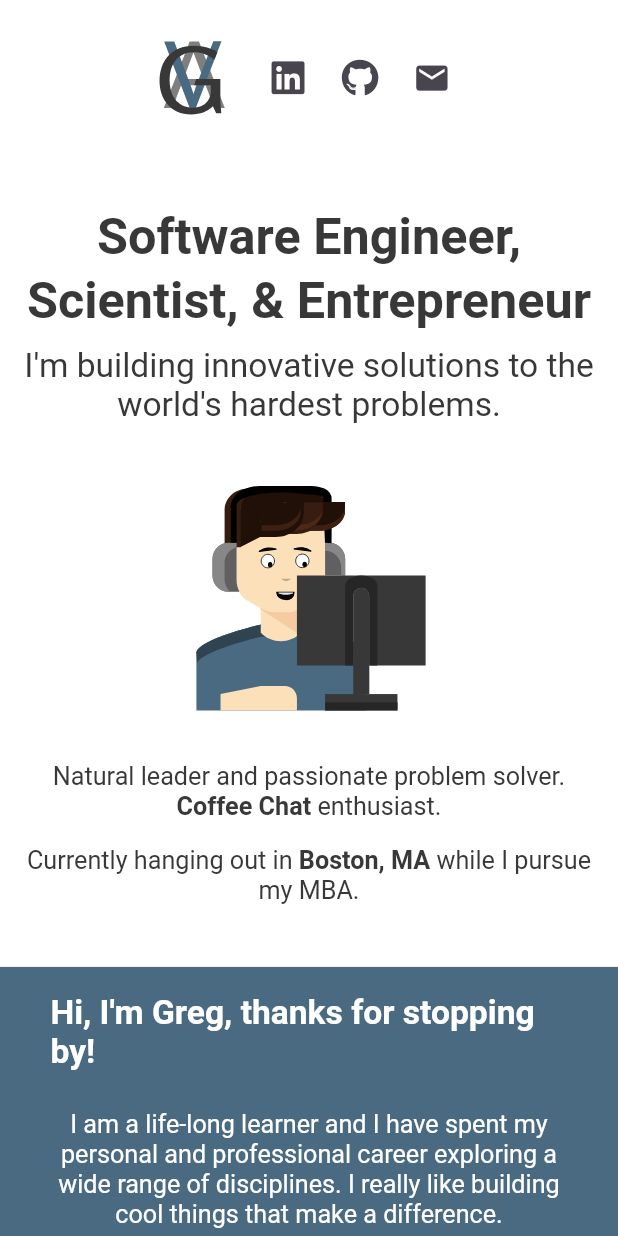
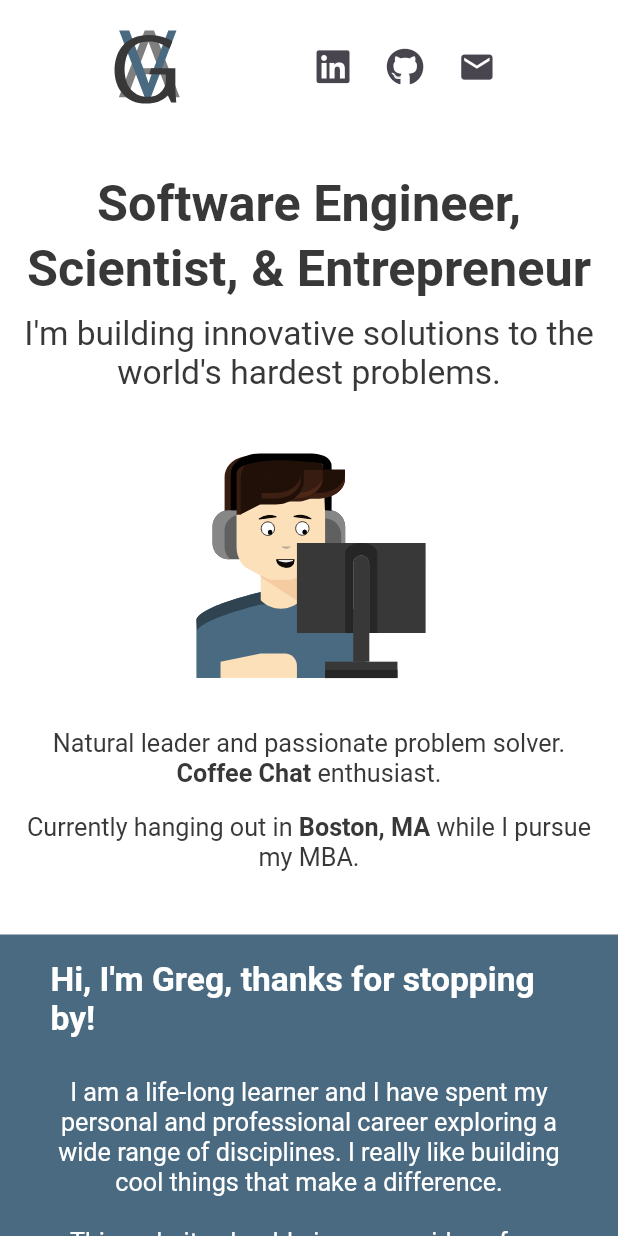
Before and after one commit to gavanaken/gavanaken.github.io, a Flutter app: the screen it shows after launch, on a phone screen of 412 x 824 dp. Run offline on Flutter 3.47's test engine with Material 3 defaults, Android fonts, the light colour scheme and no system bars; our stand-ins replace flutter_svg, font_awesome_flutter.

Commit message:
Scale padding

```diff
--- a/site/lib/main.dart
+++ b/site/lib/main.dart
@@ -148,8 +148,12 @@ class _MyHomePageState extends State<MyHomePage> {
                 mainAxisAlignment: MainAxisAlignment.start,
                 children: <Widget>[
                   Padding(
-                    padding:
-                        const EdgeInsets.fromLTRB(100.0, 24.0, 100.0, 48.0),
+                    padding: EdgeInsets.fromLTRB(
+                      getScreenScale(context) * 100.0,
+                      getScreenScale(context) * 24.0,
+                      getScreenScale(context) * 100.0,
+                      getScreenScale(context) * 48.0,
+                    ),
                     child: Row(
                       mainAxisAlignment: MainAxisAlignment.spaceBetween,
                       children: [
```
